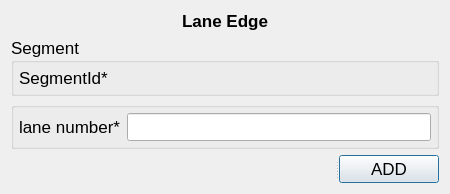
chaitanyamalaviya/Trafficera, file ui_laneedge.ui: the form before one commit.
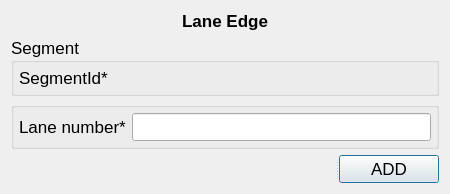
The form after the commit.

The edit to the form file:
```diff
--- a/ui_laneedge.ui
+++ b/ui_laneedge.ui
@@ -119,7 +119,7 @@
         <item row="0" column="0">
          <widget class="QLabel" name="laneNumberLabel">
           <property name="text">
-           <string>lane number*</string>
+           <string>Lane number*</string>
           </property>
          </widget>
         </item>
```
